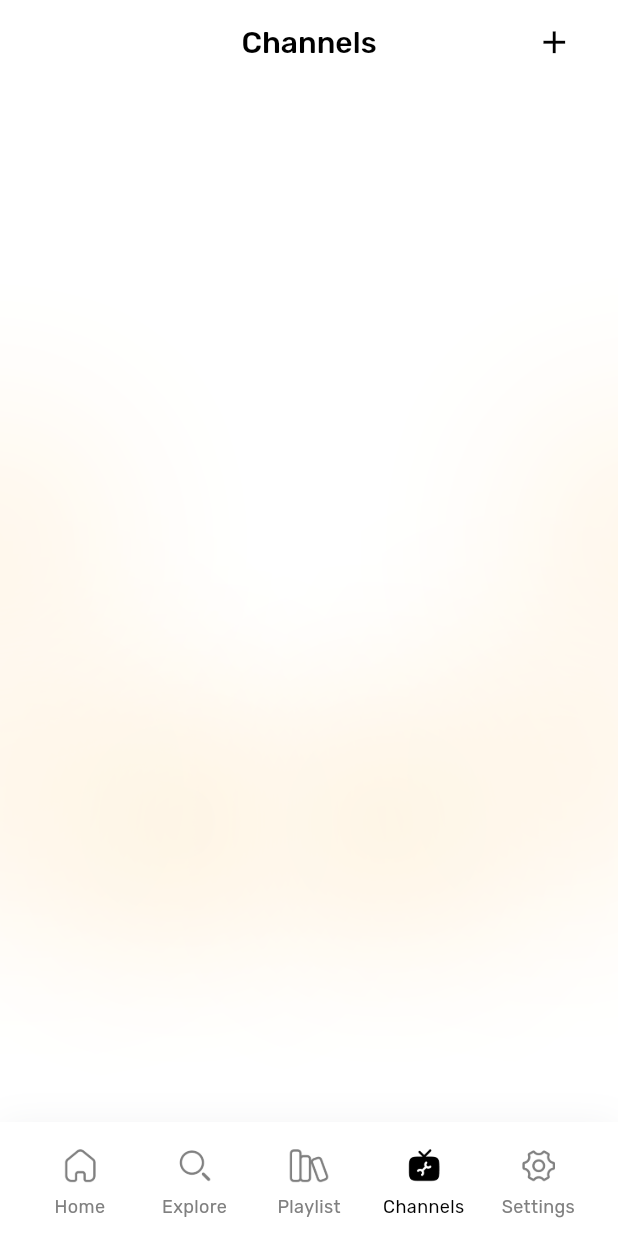
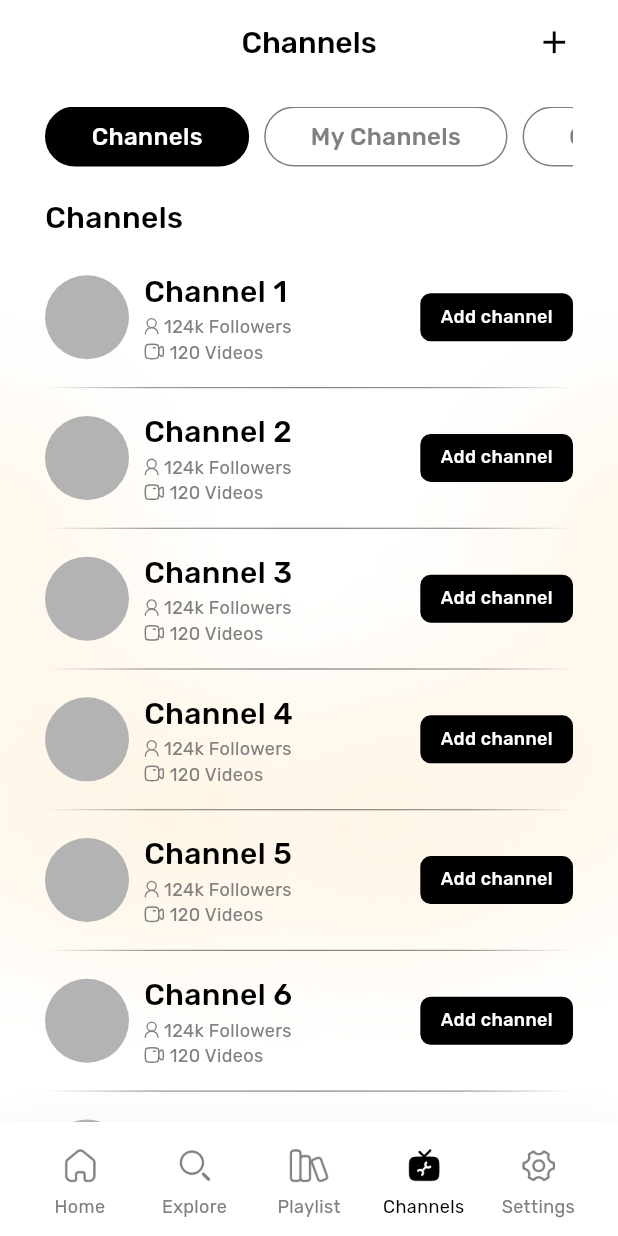
Before and after one commit to ektapadaliya/flutter_focustube, a Flutter app: the ChannelsVC screen opened by its route, on a phone screen of 412 x 824 dp. Run offline on Flutter 3.47's test engine with Material 3 defaults, Android fonts, the phone set to English and light mode, and no system bars; our stand-ins replace auto_size_text, cached_network_image, dotted_border, flutter_image_compress, flutter_slidable, flutter_svg and 5 more.

Commit message:
change spelling errors
change spelling errors

```diff
--- a/lib/const/app_image.dart
+++ b/lib/const/app_image.dart
@@ -34,13 +34,13 @@ class AppImage {
   static const home = "assets/nav_icons/home.png";
   static const search = "assets/nav_icons/search.png";
   static const playlist = "assets/nav_icons/playlist.png";
-  static const channles = "assets/nav_icons/channels.png";
+  static const channels = "assets/nav_icons/channels.png";
   static const settings = "assets/nav_icons/settings.png";
   //Selected Icon
   static const homeSelected = "assets/nav_icons/home_selected.png";
   static const searchSelected = "assets/nav_icons/search_selected.png";
   static const playlistSelected = "assets/nav_icons/playlist_selected.png";
-  static const channlesSelected = "assets/nav_icons/channels_selected.png";
+  static const channelsSelected = "assets/nav_icons/channels_selected.png";
   static const settingsSelected = "assets/nav_icons/settings_selected.png";
 
   //User Interest
--- a/lib/view/home/channels_vc.dart
+++ b/lib/view/home/channels_vc.dart
@@ -4,7 +4,7 @@ import 'package:focus_tube_flutter/const/app_text_style.dart';
 import 'package:focus_tube_flutter/widget/channel_widgets.dart';
 
 class ChannelsVC extends StatefulWidget {
-  static const id = "/channles";
+  static const id = "/channels";
   const ChannelsVC({super.key});
 
   @override
@@ -15,8 +15,7 @@ class _ChannelsVCState extends State<ChannelsVC> {
   int selectedIndex = 0;
   @override
   Widget build(BuildContext context) {
-    return Container();
-    /*     return Padding(
+    return Padding(
       padding: const EdgeInsets.symmetric(horizontal: 30).copyWith(top: 15),
 
       child: Column(
@@ -32,6 +31,7 @@ class _ChannelsVCState extends State<ChannelsVC> {
             ),
           ),
           SizedBox(height: 20),
+          if (selectedIndex < 2) ...[
             Text(_channelsType(selectedIndex), style: AppTextStyle.title20()),
             SizedBox(height: 20),
             Expanded(
@@ -42,8 +42,9 @@ class _ChannelsVCState extends State<ChannelsVC> {
               ),
             ),
           ],
+        ],
       ),
-    ); */
+    );
   }
 
   buildCategoryTile(int index) {
--- a/lib/view/home/home_root.dart
+++ b/lib/view/home/home_root.dart
@@ -21,7 +21,7 @@ class HomeRootState extends State<HomeRoot> {
     precacheImage(AssetImage(AppImage.home), context);
     precacheImage(AssetImage(AppImage.searchSelected), context);
     precacheImage(AssetImage(AppImage.playlistSelected), context);
-    precacheImage(AssetImage(AppImage.channlesSelected), context);
+    precacheImage(AssetImage(AppImage.channelsSelected), context);
     precacheImage(AssetImage(AppImage.searchSelected), context);
     super.didChangeDependencies();
   }
@@ -44,12 +44,12 @@ class HomeRootState extends State<HomeRoot> {
                     child: InkWell(
                       onTap: () {
                         if (currentIndex == 2) {
-                          // showDialog(
-                          //   context: context,
-                          //   builder: (context) => AddEditPlaylistVC(),
-                          // );
+                          showDialog(
+                            context: context,
+                            builder: (context) => AddEditPlaylistVC(),
+                          );
                         } else if (currentIndex == 3) {
-                          // addChannels.go(context);
+                          addChannels.go(context);
                         }
                       },
                       child: Icon(Icons.add, size: 25, color: AppColor.primary),
@@ -147,7 +147,7 @@ String _itemImage(int index) {
     0 => AppImage.home,
     1 => AppImage.search,
     2 => AppImage.playlist,
-    3 => AppImage.channles,
+    3 => AppImage.channels,
     4 => AppImage.settings,
     _ => "",
   };
@@ -158,7 +158,7 @@ String _selectedItemImage(int index) {
     0 => AppImage.homeSelected,
     1 => AppImage.searchSelected,
     2 => AppImage.playlistSelected,
-    3 => AppImage.channlesSelected,
+    3 => AppImage.channelsSelected,
     4 => AppImage.settingsSelected,
     _ => "",
   };
--- a/lib/view/home/home_vc.dart
+++ b/lib/view/home/home_vc.dart
@@ -125,7 +125,7 @@ class _HomeVCState extends State<HomeVC> {
                 ),
                 onItemPressed: (String item) {
                   if (item == "bookmarks") {
-                    videos.go(context, extra: "Bookmarked");
+                    videos.go(context, extra: "Bookmarks");
                   } else if (item == "subjects") {
                     subjects.go(context);
                   } else if (item == "daily_goals") {
--- a/lib/view/home/settings_vc.dart
+++ b/lib/view/home/settings_vc.dart
@@ -52,7 +52,7 @@ class _SettingsVCState extends State<SettingsVC> {
             ),
             SizedBox(height: 15),
             SettingsTile(
-              icon: AppImage.channles,
+              icon: AppImage.channels,
               label: "My Channels",
               onTap: () {
                 myChannels.go(context);
--- a/lib/widget/channel_widgets.dart
+++ b/lib/widget/channel_widgets.dart
@@ -15,7 +15,7 @@ class ChannelTile extends StatelessWidget {
   Widget build(BuildContext context) {
     return InkWell(
       onTap: () {
-        channelDetail.go(context, id: value.toString());
+        //  channelDetail.go(context, id: value.toString());
       },
       overlayColor: WidgetStatePropertyAll(Colors.transparent),
       child: Row(
@@ -26,7 +26,7 @@ class ChannelTile extends StatelessWidget {
             child: Column(
               crossAxisAlignment: CrossAxisAlignment.start,
               children: [
-                Text("Channle ${value + 1}", style: AppTextStyle.title20()),
+                Text("Channel ${value + 1}", style: AppTextStyle.title20()),
                 Wrap(
                   spacing: 15,
                   children: [
```
Also changed, not shown: lib/view/playlists/playlist_detail_vc.dart (+7 -7 lines), 1 other file. Lines whose indentation alone changed are shown as unchanged.
